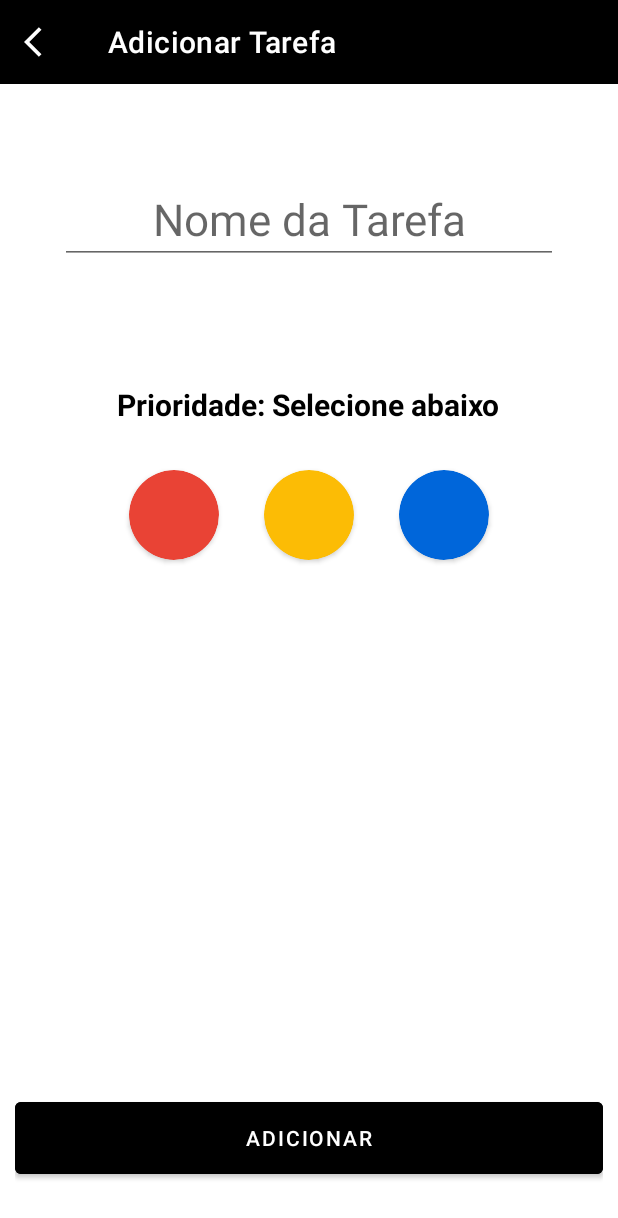
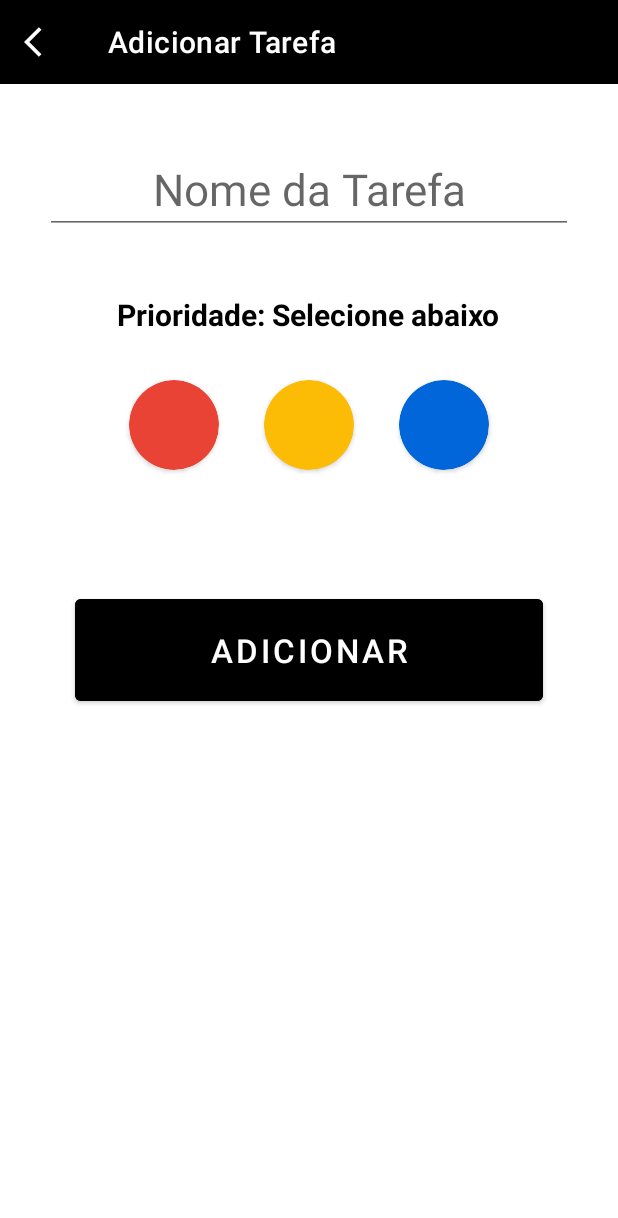
Before and after one commit to BrunoRibeirods/Tasks-app, an Android app: the TaskAddFragment screen opened through its navigation route, on a phone screen of 412 x 824 dp. Shown: the top 1218 px of the screen. Run offline under Robolectric (Android 15) with nearby library versions, the phone set to English and light mode, and no system bars; our stand-ins replace Room's generated code.

Commit message:
Layout Update

```diff
--- a/app/src/main/res/layout/fragment_task_add.xml
+++ b/app/src/main/res/layout/fragment_task_add.xml
@@ -1,16 +1,11 @@
 <?xml version="1.0" encoding="utf-8"?>
-<ScrollView xmlns:android="http://schemas.android.com/apk/res/android"
+<LinearLayout xmlns:android="http://schemas.android.com/apk/res/android"
     xmlns:tools="http://schemas.android.com/tools"
     android:layout_width="match_parent"
     xmlns:app="http://schemas.android.com/apk/res-auto"
-    android:fillViewport="true"
+    android:orientation="vertical"
     android:layout_height="match_parent"
     tools:context=".ui.TaskAddFragment">
-
-    <LinearLayout
-        android:layout_width="match_parent"
-        android:layout_height="wrap_content"
-        android:orientation="vertical">
 
         <androidx.appcompat.widget.Toolbar
             app:titleTextColor="@color/white"
@@ -21,10 +16,7 @@
             android:background="@color/black"
             android:layout_height="wrap_content"/>
 
-        <androidx.coordinatorlayout.widget.CoordinatorLayout
-            android:layout_margin="10dp"
-            android:layout_width="match_parent"
-            android:layout_height="match_parent">
+
 
             <LinearLayout
                 android:layout_width="match_parent"
@@ -34,7 +26,7 @@
                 <EditText
                     android:layout_marginHorizontal="30dp"
                     android:id="@+id/et_task_add"
-                    android:layout_marginTop="50dp"
+                    android:layout_marginTop="40dp"
                     android:gravity="center"
                     android:layout_width="match_parent"
                     android:layout_height="wrap_content"
@@ -43,7 +35,7 @@
 
 
             <LinearLayout
-                android:layout_marginTop="80dp"
+                android:layout_marginTop="40dp"
                 android:layout_width="match_parent"
                 android:layout_height="wrap_content"
                 android:gravity="center"
@@ -100,23 +92,26 @@
                 </LinearLayout>
 
 
-            </LinearLayout>
-
                 <Button
                     android:id="@+id/btn_add_task"
                     android:layout_width="match_parent"
                     android:layout_gravity="bottom"
-                android:layout_marginBottom="25dp"
+                    android:layout_marginHorizontal="50dp"
+                    android:layout_marginTop="50dp"
                     android:backgroundTint="@color/black"
                     android:text="Adicionar"
-                android:layout_height="60dp"/>
+                    android:textSize="22sp"
+                    android:layout_height="80dp"/>
 
-        </androidx.coordinatorlayout.widget.CoordinatorLayout>
+            </LinearLayout>
+
+
+
+
+
 
 
 
 
 
 </LinearLayout>
-
-</ScrollView>
```
Lines whose indentation alone changed are shown as unchanged.
